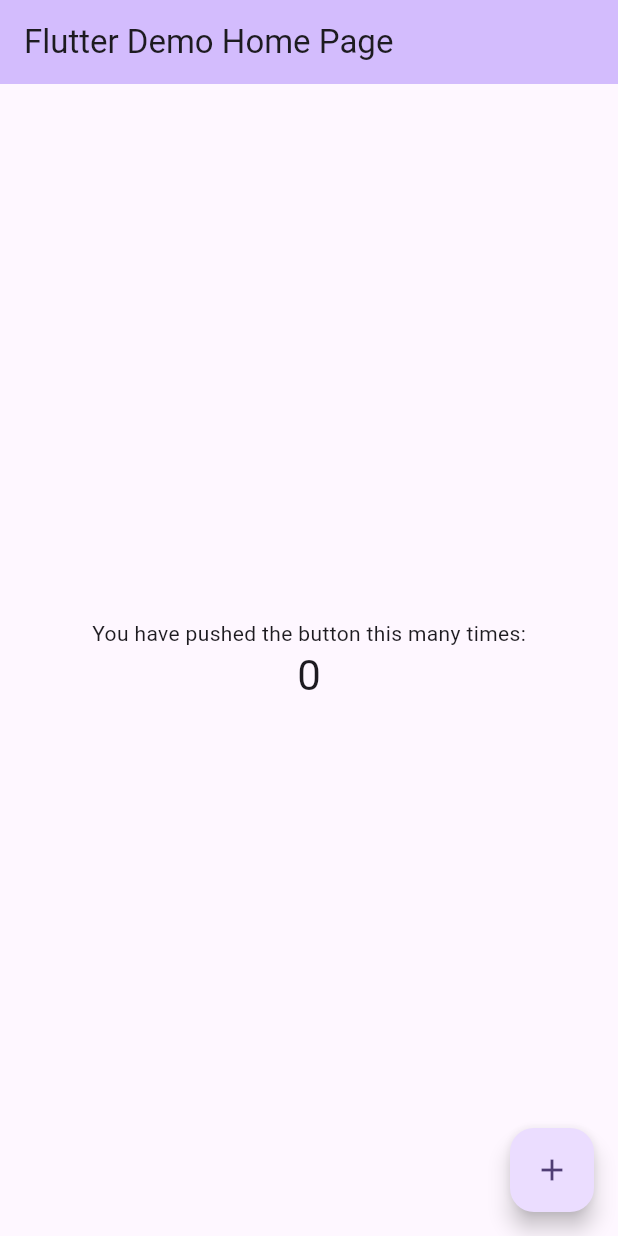
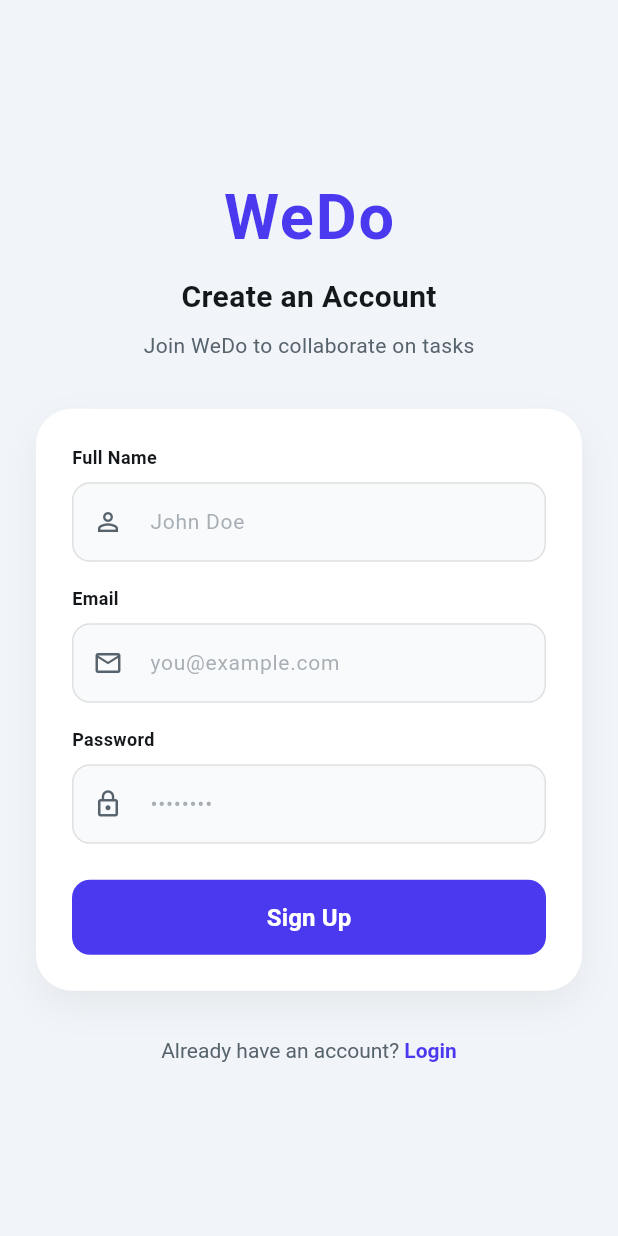
Before and after one commit to shimaakhaled1410-hue/WeDo-flutter, a Flutter app: the screen it shows after launch, on a phone screen of 412 x 824 dp. Run offline on Flutter 3.47's test engine with Material 3 defaults, Android fonts, the light colour scheme and no system bars; our stand-ins replace device_preview.

Commit message:
Create register screen UI and app main colors

```diff
--- /dev/null
+++ b/lib/core/theme/app_colors.dart
@@ -0,0 +1,10 @@
+import 'package:flutter/material.dart';
+
+class AppColors {
+  static const Color primary = Color(0xFF4B39EF);
+  static const Color accent = Color(0xFF39D2C0);
+  static const Color background = Color(0xFFF1F4F8);
+  static const Color textDark = Color(0xFF14181B);
+  static const Color textLight = Color(0xFF57636C);
+  static const Color white = Colors.white;
+}
--- /dev/null
+++ b/lib/core/widgets/custom_button.dart
@@ -0,0 +1,39 @@
+import 'package:flutter/material.dart';
+import '../theme/app_colors.dart';
+
+class CustomButton extends StatelessWidget {
+  final String text;
+  final VoidCallback onPressed;
+
+  const CustomButton({
+    super.key,
+    required this.text,
+    required this.onPressed,
+  });
+
+  @override
+  Widget build(BuildContext context) {
+    return SizedBox(
+      width: double.infinity,
+      height: 50,
+      child: ElevatedButton(
+        onPressed: onPressed,
+        style: ElevatedButton.styleFrom(
+          backgroundColor: AppColors.primary,
+          shape: RoundedRectangleBorder(
+            borderRadius: BorderRadius.circular(12),
+          ),
+          elevation: 0,
+        ),
+        child: Text(
+          text,
+          style: const TextStyle(
+            fontSize: 16,
+            fontWeight: FontWeight.bold,
+            color: AppColors.white,
+          ),
+        ),
+      ),
+    );
+  }
+}
--- /dev/null
+++ b/lib/core/widgets/custom_text_field.dart
@@ -0,0 +1,66 @@
+import 'package:flutter/material.dart';
+import '../theme/app_colors.dart';
+
+class CustomTextField extends StatelessWidget {
+  final String label;
+  final String hint;
+  final IconData icon;
+  final bool isPassword;
+  final TextInputType keyboardType;
+  // final TextEditingController? controller;
+
+  const CustomTextField({
+    super.key,
+    required this.label,
+    required this.hint,
+    required this.icon,
+    this.isPassword = false,
+    this.keyboardType = TextInputType.text,
+  });
+
+  @override
+  Widget build(BuildContext context) {
+    return Column(
+      crossAxisAlignment: CrossAxisAlignment.start,
+      children: [
+        Text(
+          label,
+          style: const TextStyle(
+            fontSize: 12,
+            fontWeight: FontWeight.w600,
+            color: AppColors.textDark,
+          ),
+        ),
+        const SizedBox(height: 8),
+        TextFormField(
+          obscureText: isPassword,
+          keyboardType: keyboardType,
+          style: const TextStyle(fontSize: 14, color: AppColors.textDark),
+          decoration: InputDecoration(
+            hintText: hint,
+            hintStyle: TextStyle(
+              color: AppColors.textLight.withValues(alpha: 0.5),
+              fontSize: 14,
+            ),
+            prefixIcon: Icon(icon, color: AppColors.textLight, size: 20),
+            filled: true,
+            fillColor: AppColors.background.withValues(alpha: 0.5),
+            contentPadding: const EdgeInsets.symmetric(vertical: 16),
+            border: OutlineInputBorder(
+              borderRadius: BorderRadius.circular(12),
+              borderSide: BorderSide(color: Colors.grey.shade300),
+            ),
+            enabledBorder: OutlineInputBorder(
+              borderRadius: BorderRadius.circular(12),
+              borderSide: BorderSide(color: Colors.grey.shade300),
+            ),
+            focusedBorder: OutlineInputBorder(
+              borderRadius: BorderRadius.circular(12),
+              borderSide: const BorderSide(color: AppColors.primary, width: 1.5),
+            ),
+          ),
+        ),
+      ],
+    );
+  }
+}
--- a/lib/main.dart
+++ b/lib/main.dart
@@ -1,122 +1,39 @@
+import 'package:device_preview/device_preview.dart';
+import 'package:flutter/foundation.dart';
 import 'package:flutter/material.dart';
+import 'package:wedo_flutter/presentation/auth/register_screen.dart';
+import 'core/theme/app_colors.dart';
 
 void main() {
-  runApp(const MyApp());
+  runApp(
+    DevicePreview(
+      enabled: !kReleaseMode,
+      builder: (context) => const WeDoApp(),
+    ),
+  );
 }
 
-class MyApp extends StatelessWidget {
-  const MyApp({super.key});
+class WeDoApp extends StatelessWidget {
+  const WeDoApp({super.key});
 
-  // This widget is the root of your application.
   @override
   Widget build(BuildContext context) {
     return MaterialApp(
-      title: 'Flutter Demo',
+      debugShowCheckedModeBanner: false,
+      title: 'WeDo',
+      locale: DevicePreview.locale(context),
+      builder: DevicePreview.appBuilder,
+
       theme: ThemeData(
-        // This is the theme of your application.
-        //
-        // TRY THIS: Try running your application with "flutter run". You'll see
-        // the application has a purple toolbar. Then, without quitting the app,
-        // try changing the seedColor in the colorScheme below to Colors.green
-        // and then invoke "hot reload" (save your changes or press the "hot
-        // reload" button in a Flutter-supported IDE, or press "r" if you used
-        // the command line to start the app).
-        //
-        // Notice that the counter didn't reset back to zero; the application
-        // state is not lost during the reload. To reset the state, use hot
-        // restart instead.
-        //
-        // This works for code too, not just values: Most code changes can be
-        // tested with just a hot reload.
-        colorScheme: .fromSeed(seedColor: Colors.deepPurple),
+        scaffoldBackgroundColor: AppColors.background,
+        colorScheme: ColorScheme.fromSeed(
+          seedColor: AppColors.primary,
+          primary: AppColors.primary,
+          secondary: AppColors.accent,
+        ),
+        useMaterial3: true,
       ),
-      home: const MyHomePage(title: 'Flutter Demo Home Page'),
+      home: const RegisterScreen(),
     );
   }
 }
-
-class MyHomePage extends StatefulWidget {
-  const MyHomePage({super.key, required this.title});
-
-  // This widget is the home page of your application. It is stateful, meaning
-  // that it has a State object (defined below) that contains fields that affect
-  // how it looks.
-
-  // This class is the configuration for the state. It holds the values (in this
-  // case the title) provided by the parent (in this case the App widget) and
-  // used by the build method of the State. Fields in a Widget subclass are
-  // always marked "final".
-
-  final String title;
-
-  @override
-  State<MyHomePage> createState() => _MyHomePageState();
-}
-
-class _MyHomePageState extends State<MyHomePage> {
-  int _counter = 0;
-
-  void _incrementCounter() {
-    setState(() {
-      // This call to setState tells the Flutter framework that something has
-      // changed in this State, which causes it to rerun the build method below
-      // so that the display can reflect the updated values. If we changed
-      // _counter without calling setState(), then the build method would not be
-      // called again, and so nothing would appear to happen.
-      _counter++;
-    });
-  }
-
-  @override
-  Widget build(BuildContext context) {
-    // This method is rerun every time setState is called, for instance as done
-    // by the _incrementCounter method above.
-    //
-    // The Flutter framework has been optimized to make rerunning build methods
-    // fast, so that you can just rebuild anything that needs updating rather
-    // than having to individually change instances of widgets.
-    return Scaffold(
-      appBar: AppBar(
-        // TRY THIS: Try changing the color here to a specific color (to
-        // Colors.amber, perhaps?) and trigger a hot reload to see the AppBar
-        // change color while the other colors stay the same.
-        backgroundColor: Theme.of(context).colorScheme.inversePrimary,
-        // Here we take the value from the MyHomePage object that was created by
-        // the App.build method, and use it to set our appbar title.
-        title: Text(widget.title),
-      ),
-      body: Center(
-        // Center is a layout widget. It takes a single child and positions it
-        // in the middle of the parent.
-        child: Column(
-          // Column is also a layout widget. It takes a list of children and
-          // arranges them vertically. By default, it sizes itself to fit its
-          // children horizontally, and tries to be as tall as its parent.
-          //
-          // Column has various properties to control how it sizes itself and
-          // how it positions its children. Here we use mainAxisAlignment to
-          // center the children vertically; the main axis here is the vertical
-          // axis because Columns are vertical (the cross axis would be
-          // horizontal).
-          //
-          // TRY THIS: Invoke "debug painting" (choose the "Toggle Debug Paint"
-          // action in the IDE, or press "p" in the console), to see the
-          // wireframe for each widget.
-          mainAxisAlignment: .center,
-          children: [
-            const Text('You have pushed the button this many times:'),
-            Text(
-              '$_counter',
-              style: Theme.of(context).textTheme.headlineMedium,
-            ),
-          ],
-        ),
-      ),
-      floatingActionButton: FloatingActionButton(
-        onPressed: _incrementCounter,
-        tooltip: 'Increment',
-        child: const Icon(Icons.add),
-      ),
-    );
-  }
-}
--- /dev/null
+++ b/lib/presentation/auth/register_screen.dart
@@ -0,0 +1,138 @@
+import 'package:flutter/material.dart';
+import 'package:wedo_flutter/core/widgets/custom_button.dart';
+import 'package:wedo_flutter/core/widgets/custom_text_field.dart';
+import '../../../../core/theme/app_colors.dart';
+
+class RegisterScreen extends StatelessWidget {
+  const RegisterScreen({super.key});
+
+  @override
+  Widget build(BuildContext context) {
+    return Scaffold(
+      backgroundColor: AppColors.background,
+      body: SafeArea(
+        child: Center(
+          child: SingleChildScrollView(
+            padding: const EdgeInsets.symmetric(
+              horizontal: 24.0,
+              vertical: 24.0,
+            ),
+            child: Column(
+              mainAxisAlignment: MainAxisAlignment.center,
+              children: [
+                // 1. App Logo / Name
+                const Text(
+                  'WeDo',
+                  style: TextStyle(
+                    fontSize: 42,
+                    fontWeight: FontWeight.bold,
+                    color: AppColors.primary,
+                    letterSpacing: 1.2,
+                  ),
+                ),
+                const SizedBox(height: 8),
+
+                // 2. Main Title
+                const Text(
+                  'Create an Account',
+                  style: TextStyle(
+                    fontSize: 20,
+                    fontWeight: FontWeight.w600,
+                    color: AppColors.textDark,
+                  ),
+                ),
+                const SizedBox(height: 8),
+
+                // 3. Subtitle
+                const Text(
+                  'Join WeDo to collaborate on tasks',
+                  style: TextStyle(fontSize: 14, color: AppColors.textLight),
+                ),
+                const SizedBox(height: 32),
+
+                Container(
+                  padding: const EdgeInsets.all(24),
+                  decoration: BoxDecoration(
+                    color: AppColors.white,
+                    borderRadius: BorderRadius.circular(24),
+                    boxShadow: [
+                      BoxShadow(
+                        color: Colors.black.withValues(alpha: .05),
+                        blurRadius: 20,
+                        offset: const Offset(0, 10),
+                      ),
+                    ],
+                  ),
+
+                  child: Column(
+                    crossAxisAlignment: CrossAxisAlignment.start,
+                    children: [
+                      const CustomTextField(
+                        label: 'Full Name',
+                        hint: 'John Doe',
+                        icon: Icons.person_outline,
+                      ),
+                      const SizedBox(height: 16),
+
+                      // Email Field
+                      const CustomTextField(
+                        label: 'Email',
+                        hint: 'you@example.com',
+                        icon: Icons.mail_outline,
+                        keyboardType: TextInputType.emailAddress,
+                      ),
+                      const SizedBox(height: 16),
+
+                      // Password Field
+                      const CustomTextField(
+                        label: 'Password',
+                        hint: '••••••••',
+                        icon: Icons.lock_outline,
+                        isPassword: true,
+                      ),
+                      const SizedBox(height: 24),
+
+                      // Sign Up Button
+                      CustomButton(
+                        text: 'Sign Up',
+                        onPressed: () {
+                          // TODO: Handle Register logic later with Cubit
+                        },
+                      ),
+                    ],
+                  ),
+                ),
+                const SizedBox(height: 32),
+
+                // 5. Login Redirect Text
+                GestureDetector(
+                  onTap: () {
+                    // TODO: Navigate to Login Screen
+                  },
+                  child: RichText(
+                    text: const TextSpan(
+                      text: 'Already have an account? ',
+                      style: TextStyle(
+                        color: AppColors.textLight,
+                        fontSize: 14,
+                      ),
+                      children: [
+                        TextSpan(
+                          text: 'Login',
+                          style: TextStyle(
+                            color: AppColors.primary,
+                            fontWeight: FontWeight.bold,
+                          ),
+                        ),
+                      ],
+                    ),
+                  ),
+                ),
+              ],
+            ),
+          ),
+        ),
+      ),
+    );
+  }
+}
--- a/pubspec.yaml
+++ b/pubspec.yaml
@@ -34,6 +34,8 @@ dependencies:
   # The following adds the Cupertino Icons font to your application.
   # Use with the CupertinoIcons class for iOS style icons.
   cupertino_icons: ^1.0.8
+  device_preview: ^1.3.1
+  go_router: ^17.4.0
 
 dev_dependencies:
   flutter_test:
```
Also changed, not shown: pubspec.lock, 1 other file.
